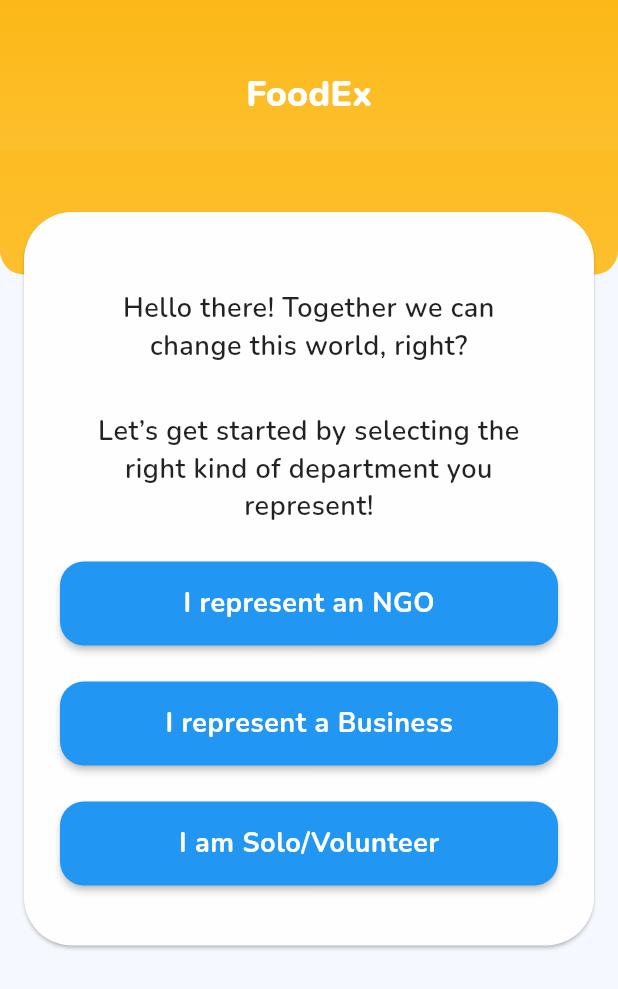
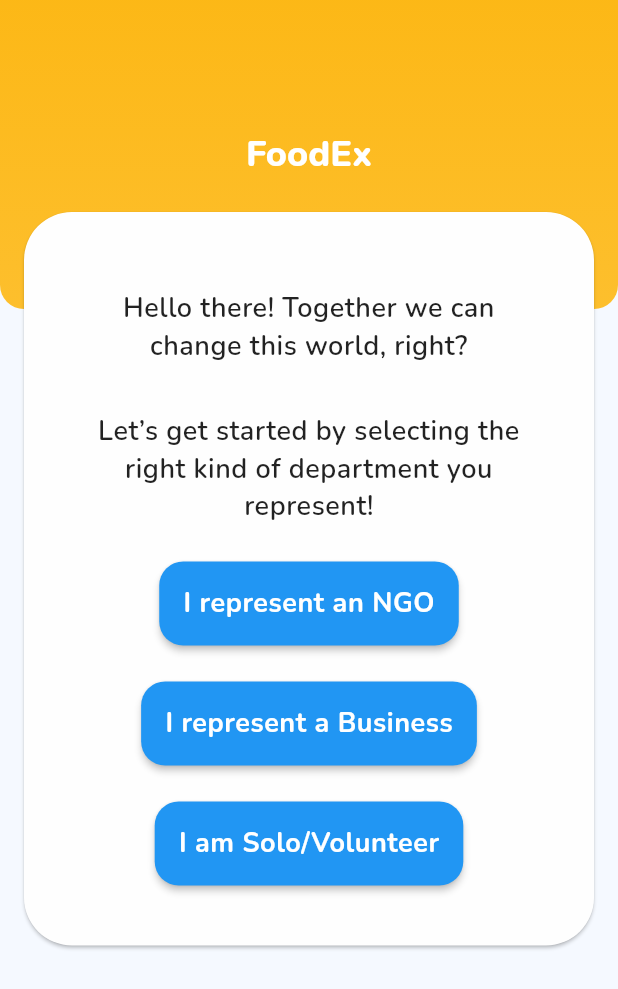
Before and after one commit to amaan-zafar/Foodinsta, a Flutter app: the screen it shows after launch, after a tap on "Sign in with Google", on a phone screen of 412 x 824 dp. Shown: the top 989 px of the screen. Run offline on Flutter 3.47's test engine with Material 2 defaults, Android fonts, the phone set to English and light mode, and no system bars; our stand-ins replace camera, font_awesome_flutter, google_fonts, google_maps_flutter.

Commit message:
commit made

```diff
--- a/lib/components/app_scaffold.dart
+++ b/lib/components/app_scaffold.dart
@@ -15,32 +15,18 @@ class AppScaffold extends StatelessWidget {
     return Scaffold(
       body: Container(
           color: AppTheme.whiteBgScreenColor,
-          child: Stack(
-            children: [
-              SingleChildScrollView(
+          child: SingleChildScrollView(
             child: Stack(
               children: [
                 Container(
                   width: size.width,
-                      height: size.height / 4.5,
+                  height: size.height / 4,
                   decoration: BoxDecoration(
                       gradient: AppTheme.bgLinearGradient,
-                          borderRadius: BorderRadius.vertical(
-                              bottom: Radius.circular(16))),
-                    ),
-                    Container(
-                      margin: EdgeInsets.fromLTRB(12, size.height / 6, 12, 0),
-                      child: child,
-                    ),
-                  ],
-                ),
-              ),
-              Positioned(
-                child: Container(
-                  width: size.width,
-                  height: 100,
+                      borderRadius:
+                          BorderRadius.vertical(bottom: Radius.circular(16))),
                   child: Align(
-                    alignment: Alignment(0, 0.4),
+                    alignment: Alignment(0, 0),
                     child: Text(
                       Constants.APP_LABEL,
                       style: Theme.of(context)
@@ -49,12 +35,13 @@ class AppScaffold extends StatelessWidget {
                           .copyWith(color: Colors.white),
                     ),
                   ),
-                  decoration: BoxDecoration(
-                    gradient: AppTheme.bgLinearGradient,
                 ),
-                ),
+                Container(
+                  margin: EdgeInsets.fromLTRB(12, size.height / 6, 12, 0),
+                  child: child,
                 ),
               ],
+            ),
           )),
     );
   }
--- a/lib/components/custom_button.dart
+++ b/lib/components/custom_button.dart
@@ -4,26 +4,21 @@ class CustomButton extends StatelessWidget {
   final Function onPressed;
   final String textOnButton;
   final Color color;
+  final Icon icon;
 
-  CustomButton({this.textOnButton, this.onPressed, this.color = Colors.blue});
+  CustomButton(
+      {this.textOnButton, this.onPressed, this.color = Colors.blue, this.icon});
   @override
   Widget build(BuildContext context) {
-    return Row(
-      children: [
-        Expanded(
-          child: MaterialButton(
+    return MaterialButton(
       height: 56,
       color: color,
-            shape:
-                RoundedRectangleBorder(borderRadius: BorderRadius.circular(16)),
+      shape: RoundedRectangleBorder(borderRadius: BorderRadius.circular(16)),
       onPressed: onPressed,
       child: Text(
         textOnButton,
         style: TextStyle(color: Colors.white),
       ),
-          ),
-        ),
-      ],
     );
   }
 }
--- a/lib/constants.dart
+++ b/lib/constants.dart
@@ -1,4 +1,6 @@
 library constants;
+
+const String DUMMY_URL = 'https://picsum.photos/250?image=9';
 
 const String APP_LABEL = 'FoodEx';
 const String APP_SLOGAN = 'Striving for zero hunger';
--- a/lib/main.dart
+++ b/lib/main.dart
@@ -2,8 +2,8 @@ import 'package:camera/camera.dart';
 import 'package:flutter/material.dart';
 import 'package:food_insta/components/custom_card.dart';
 import 'package:food_insta/models/user.dart';
-import 'package:food_insta/screens/root_app/map_page.dart';
-import 'package:food_insta/screens/auth/login.dart';
+import 'package:food_insta/screens/root_app/map_screen.dart';
+import 'package:food_insta/screens/auth/login_screen.dart';
 import 'package:food_insta/theme.dart' as AppTheme;
 import 'package:food_insta/constants.dart' as Constants;
 import 'package:provider/provider.dart';
--- a/lib/screens/auth/login.dart
+++ b/lib/screens/auth/login_screen.dart
@@ -2,7 +2,7 @@ import 'package:flutter/material.dart';
 import 'package:food_insta/components/app_scaffold.dart';
 import 'package:food_insta/components/custom_button.dart';
 import 'package:food_insta/components/custom_card.dart';
-import 'package:food_insta/screens/auth/user_type.dart';
+import 'package:food_insta/screens/auth/user_type_screen.dart';
 import 'package:food_insta/theme.dart' as AppTheme;
 import 'package:food_insta/constants.dart' as Constants;
 
@@ -52,7 +52,9 @@ class _LoginPageState extends State<LoginPage> {
                 ],
               ),
             ),
-            Spacer(),
+            SizedBox(
+              height: 80,
+            ),
             Padding(
               padding: const EdgeInsets.only(bottom: 48),
               child: Image(
--- a/lib/screens/auth/user_type.dart
+++ b/lib/screens/auth/user_type_screen.dart
@@ -4,7 +4,7 @@ import 'package:food_insta/components/custom_button.dart';
 import 'package:food_insta/components/custom_card.dart';
 import 'package:food_insta/components/custom_scaffold.dart';
 import 'package:food_insta/constants.dart' as Constants;
-import 'package:food_insta/screens/auth/registeration_page.dart';
+import 'package:food_insta/screens/auth/registeration_screen.dart';
 import 'package:food_insta/utils.dart';
 import 'package:food_insta/theme.dart' as AppTheme;
 
--- a/lib/theme.dart
+++ b/lib/theme.dart
@@ -9,6 +9,7 @@ const whiteBgCardColor = Color(0xFFFEFEFE);
 const bgColorBeginGradient = Color(0xFFFCB100);
 const bgColorEndGradient = Color(0xFFFDBF2D);
 const signInButtonColor = Color(0xFF2D9CDB);
+const iconColor = Color(0xFFFCBC23);
 const textFieldColor = Color(0xFFEEF5FF);
 const customButtonColor = Color(0xFF2D9CDB);
 const customApprovedButtonColor = Color(0xFF34FF01);
@@ -26,6 +27,7 @@ const bgLinearGradient = LinearGradient(
 ThemeData themeData() {
   return ThemeData(
     visualDensity: VisualDensity.adaptivePlatformDensity,
+    buttonColor: iconColor,
     textTheme: _textTheme,
   );
 }
@@ -49,7 +51,7 @@ final TextTheme _textTheme = TextTheme(
       fontWeight: FontWeight.w600,
       letterSpacing: 0.37), // Form Desc
   subtitle2: GoogleFonts.nunito(
-      fontSize: 15, fontWeight: FontWeight.w500, letterSpacing: 0.1),
+      fontSize: 10, fontWeight: FontWeight.w600, letterSpacing: -0.17),
   bodyText1: GoogleFonts.nunito(
       fontSize: 16,
       fontWeight: FontWeight.w400,
@@ -61,7 +63,7 @@ final TextTheme _textTheme = TextTheme(
       fontWeight: FontWeight.w700,
       letterSpacing: 0.37), // Buttons
   caption: GoogleFonts.nunito(
-      fontSize: 13, fontWeight: FontWeight.w400, letterSpacing: 0.4),
+      fontSize: 11, fontWeight: FontWeight.w400, letterSpacing: -0.17),
   overline: GoogleFonts.nunito(
       fontSize: 11, fontWeight: FontWeight.w400, letterSpacing: 1.5),
 );
```
Also changed, not shown: lib/screens/root_app/home_page.dart (deleted, +0 -73 lines), lib/screens/root_app/home_screen.dart (added, +59 -0 lines), lib/screens/root_app/root_app.dart (+61 -31 lines), lib/screens/auth/registeration_screen.dart (renamed from lib/screens/auth/registeration_page.dart), lib/screens/root_app/camera_screen.dart (renamed from lib/screens/root_app/camera.dart), lib/screens/root_app/map_screen.dart (renamed from lib/screens/root_app/map_page.dart). Lines whose indentation alone changed are shown as unchanged.
